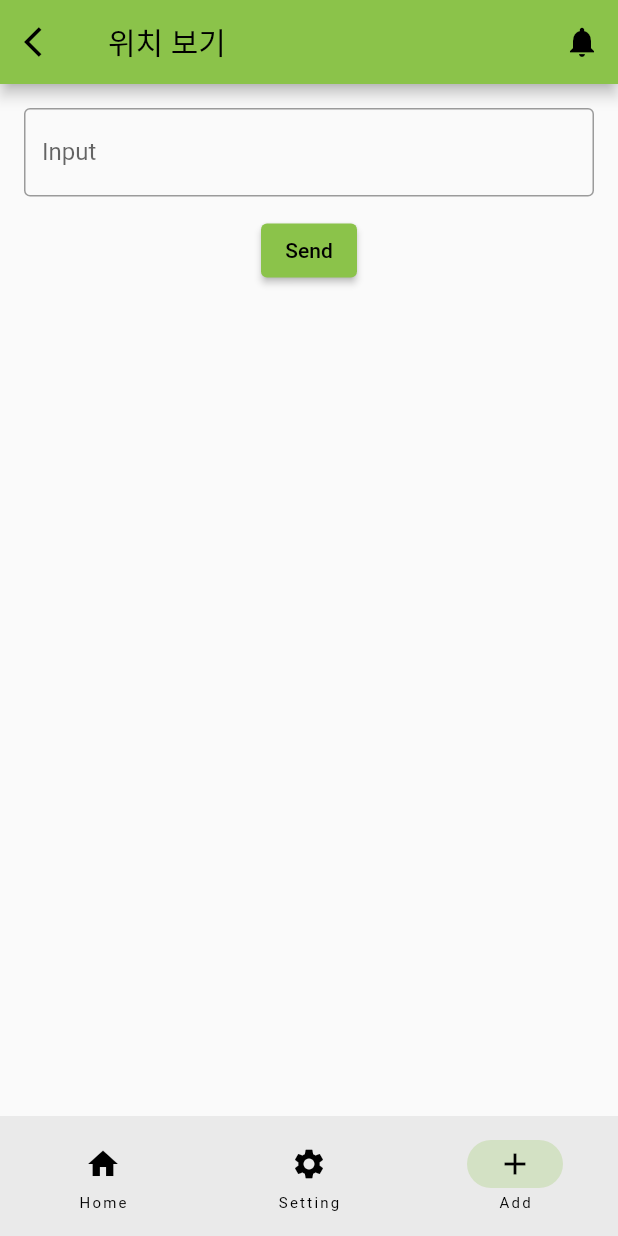
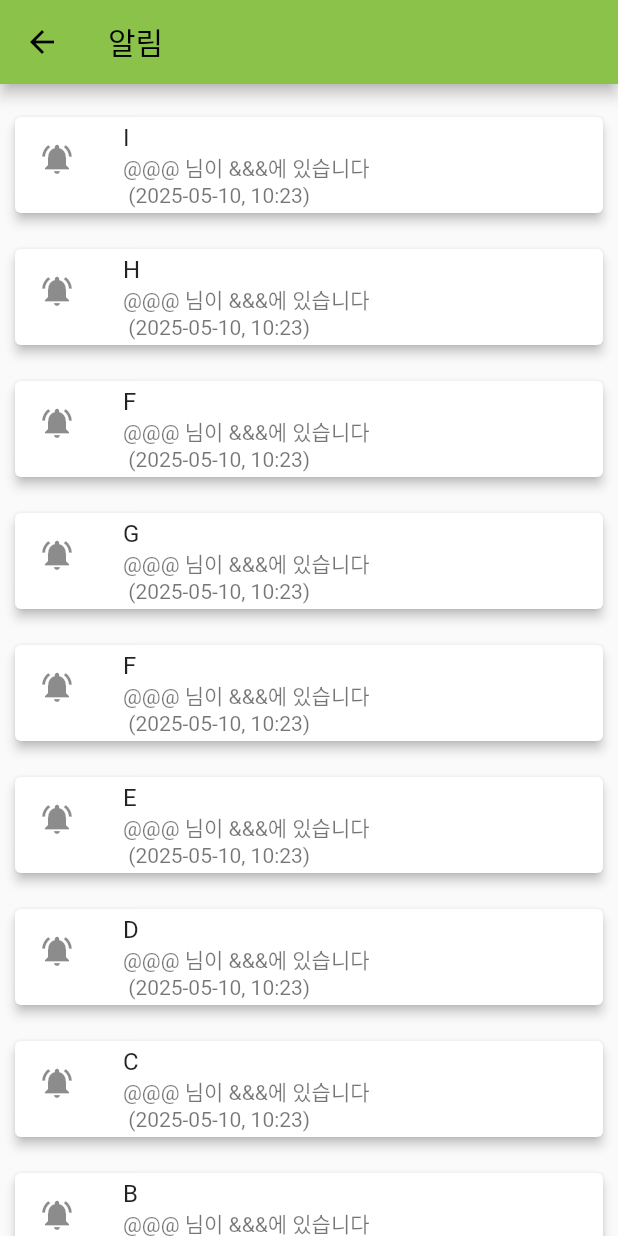
Before and after one commit to newbii22/front, a Flutter app: the RootPage screen opened directly, item 3 of the bottom bar chosen, after a tap on the "notifications" icon, on a phone screen of 412 x 824 dp. Run offline on Flutter 3.47's test engine with Material 3 defaults, Android fonts, the phone set to English and light mode, and no system bars; our stand-ins replace flutter_dotenv, google_maps_flutter, location; network calls fail.

Commit message:
알림창 표시

```diff
--- a/hackathon_prepare/lib/guardian/guardian_main.dart
+++ b/hackathon_prepare/lib/guardian/guardian_main.dart
@@ -1,4 +1,5 @@
 import 'package:flutter/material.dart';
+import 'package:hackathon_prepare/guardian/guardian_notification.dart';
 import 'package:hackathon_prepare/guardian/home_page.dart';
 import 'package:hackathon_prepare/guardian/page2.dart';
 import 'package:hackathon_prepare/guardian/page3.dart';
@@ -41,7 +42,13 @@ class _RootPageState extends State<RootPage> {
         ),
         title: Text('위치 보기'),
         actions: [
-          IconButton(onPressed: () {}, icon: Icon(Icons.notifications)),
+          IconButton(onPressed: () {
+            Navigator.of(context).push(
+              MaterialPageRoute(builder: (BuildContext context){
+                return GuardianNotification();
+              })
+            );
+          }, icon: Icon(Icons.notifications)),
         ],
       ),
       body: pages[currentPage],
--- /dev/null
+++ b/hackathon_prepare/lib/guardian/guardian_notification.dart
@@ -0,0 +1,37 @@
+import 'package:flutter/material.dart';
+
+class GuardianNotification extends StatefulWidget {
+  const GuardianNotification({super.key});
+
+  @override
+  State<GuardianNotification> createState() => _GuardianNotificationState();
+}
+
+final List<String> entries = <String>['A', 'B', 'C', 'D', 'E', 'F', 'G', 'F', 'H', 'I'];
+
+class _GuardianNotificationState extends State<GuardianNotification> {
+  @override
+  Widget build(BuildContext context) {
+    return Scaffold(
+      appBar: AppBar(
+        title: Text('알림'),
+      ),
+      body: ListView.builder(
+        padding: const EdgeInsets.all(10),
+          itemCount: entries.length,
+          itemBuilder: (BuildContext context, int index) {
+            final reversedIndex = entries.length-1-index;
+            return Card(
+              elevation: 3,
+              margin: const EdgeInsets.symmetric(vertical: 12),
+              child: ListTile(
+                leading: Icon(Icons.notifications_active),
+                title: Text(entries[reversedIndex]),
+                subtitle: Text('@@@ 님이 &&&에 있습니다 \n (2025-05-10, 10:23)'),
+              ),
+            );
+          }
+      ),
+    );
+  }
+}
--- a/hackathon_prepare/lib/guardian/home_page.dart
+++ b/hackathon_prepare/lib/guardian/home_page.dart
@@ -68,8 +68,8 @@ class _HomePageState extends State<HomePage> {
           myLocationEnabled: true,
         ),
         Positioned(
-          bottom: 20,
-          right: 20,
+          bottom: 30,
+          left: 20,
           child: FloatingActionButton(
               onPressed: _goToCurrentLocation,
               child: const Icon(Icons.my_location),
```
